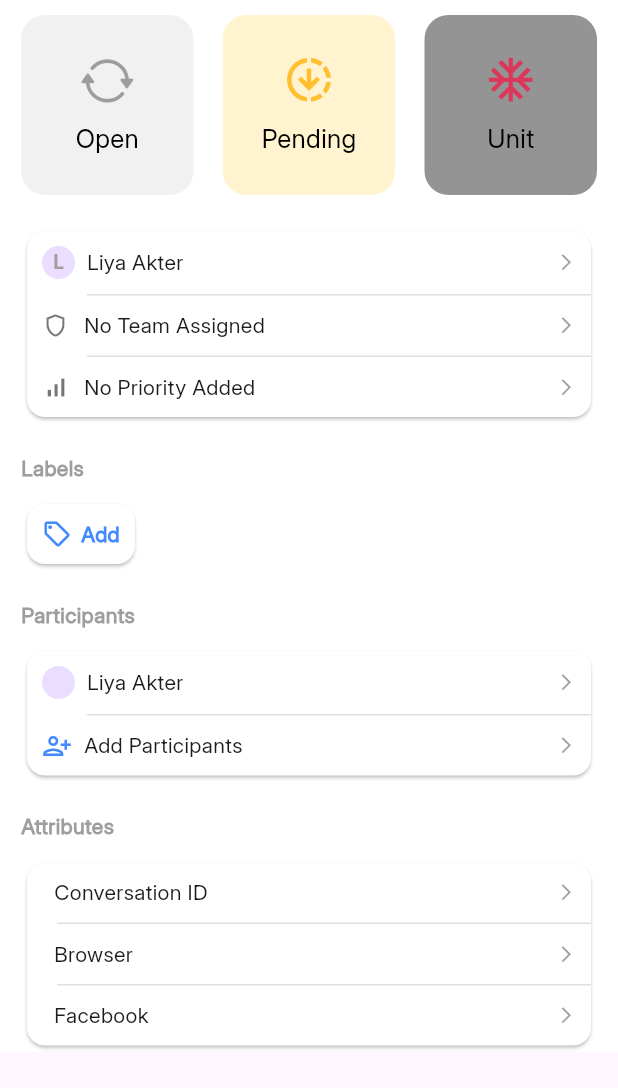
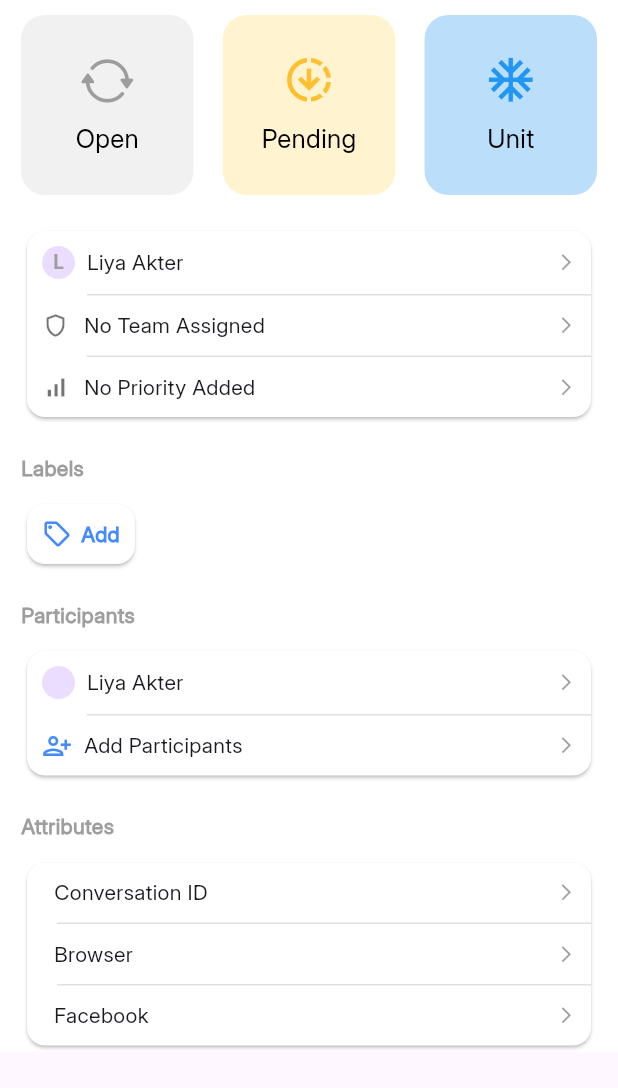
Before and after one commit to Shahin4292/Messaging-App, a Flutter app: the DetailsView widget shown alone on an empty page, opened directly, on a phone screen of 412 x 824 dp. Shown: the top 1088 px of the screen. Run offline on Flutter 3.47's test engine with Material 3 defaults, Android fonts, the phone set to English and light mode, and no system bars; our stand-ins replace get, image_picker.

Commit message:
color change

```diff
--- a/lib/view/chat_details/details.dart
+++ b/lib/view/chat_details/details.dart
@@ -41,8 +41,8 @@ class DetailsView extends StatelessWidget {
                   icon: Icons.ac_unit_outlined,
                   text: 'Unit',
                   onPress: () {},
-                  color: ColorPath.greyShade2,
-                  colors: ColorPath.shade)]),
+                  color: Colors.blue.shade100,
+                  colors: Colors.blue)]),
             SizedBox(
               width: MediaQuery.sizeOf(context).width,
               child: Card(
```
